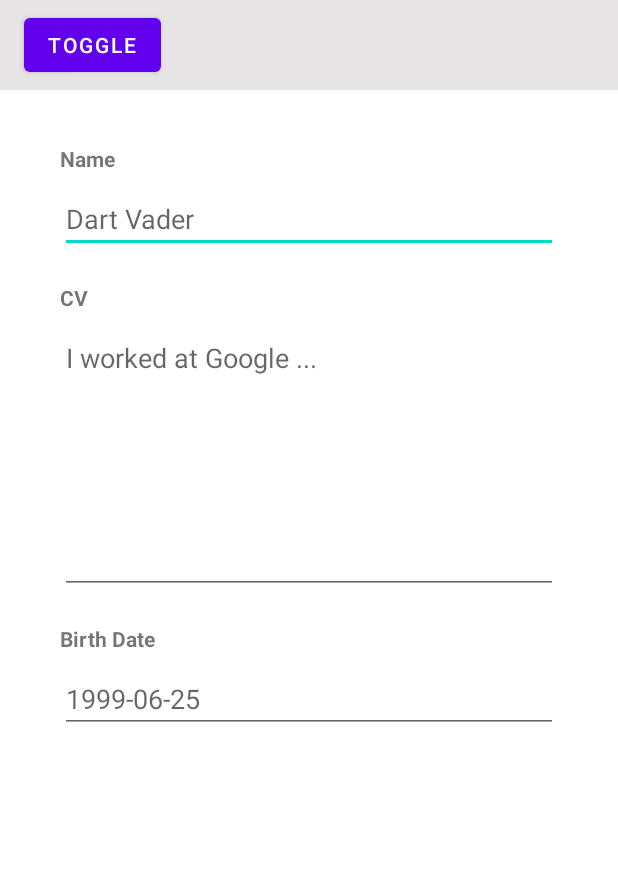
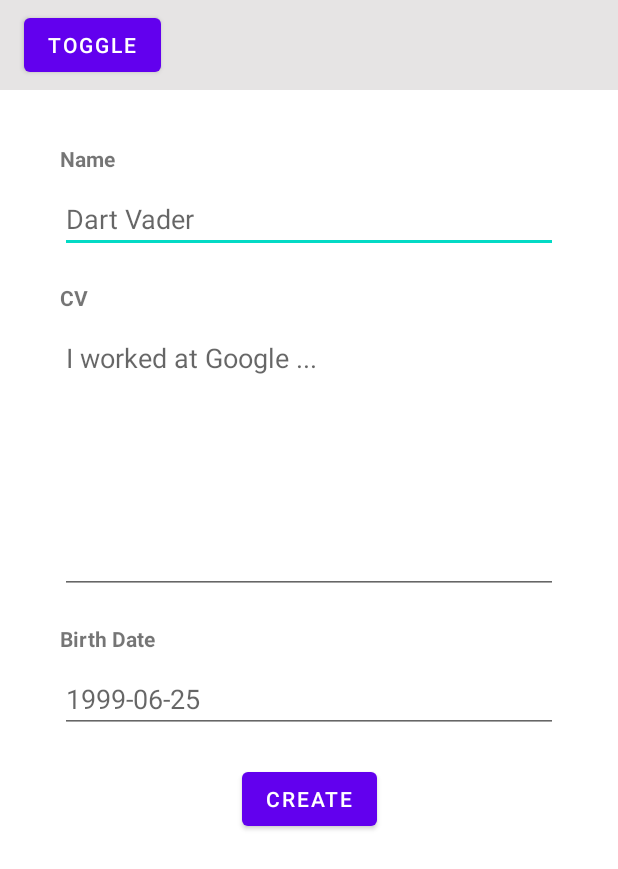
Before and after one commit to Loksli17/MobileJava-only-client-, an Android app: the WorkerAddActivity screen opened directly, with no data from a screen before it, on a phone screen of 412 x 824 dp. Shown: the top 869 px of the screen. Run offline under Robolectric (Android 15) with nearby library versions, the phone set to English and light mode, and no system bars.

Commit message:
worker add

```diff
--- a/app/src/main/java/com/example/databaseapp/WorkerAddActivity.java
+++ b/app/src/main/java/com/example/databaseapp/WorkerAddActivity.java
@@ -2,21 +2,43 @@ package com.example.databaseapp;
 
 import androidx.appcompat.app.AppCompatActivity;
 
+import android.content.Intent;
+import android.os.AsyncTask;
 import android.os.Bundle;
+import android.widget.Button;
+import android.widget.EditText;
 
+import com.example.databaseapp.Database.DbWorkers;
 import com.example.databaseapp.Fragments.MenuFragment;
 import com.example.databaseapp.Fragments.WorkerForm;
+import com.example.databaseapp.Worker.Worker;
+import com.example.databaseapp.Worker.WorkerBuilder;
+
+import java.text.ParsePosition;
+import java.text.SimpleDateFormat;
 
 
 public class WorkerAddActivity extends AppCompatActivity {
 
+    DbWorkers workerDbConn;
+    Button btn;
+
+    EditText nameView;
+    EditText dateView;
+    EditText cvView;
 
     @Override
     protected void onCreate(Bundle savedInstanceState) {
         super.onCreate(savedInstanceState);
         setContentView(R.layout.activity_worker_add);
 
+        workerDbConn = new DbWorkers(this);
+
+        this.initMenu();
         this.createWorkerViewFragment();
+        btn = findViewById(R.id.workerAddDoBtn);
+
+        this.bindCreateBtn();
     }
 
 
@@ -31,8 +53,6 @@ public class WorkerAddActivity extends AppCompatActivity {
         getSupportFragmentManager().beginTransaction()
                 .add(R.id.addFormWorkerWrap, form)
                 .commit();
-
-        this.initMenu();
     }
 
 
@@ -45,5 +65,34 @@ public class WorkerAddActivity extends AppCompatActivity {
                 .commit();
     }
 
+    private void bindCreateBtn(){
+        btn.setOnClickListener(v -> {
+            SimpleDateFormat formatter = new SimpleDateFormat("yyyy-MM-dd");
+
+            nameView = findViewById(R.id.workerNameInput);
+            cvView   = findViewById(R.id.workerCvInput);
+            dateView = findViewById(R.id.workerDateInput);
+
+            Worker worker = new WorkerBuilder()
+                    .setDateBorn(formatter.parse(dateView.getText().toString(), new ParsePosition(0)))
+                    .setCv(cvView.getText().toString())
+                    .setName(nameView.getText().toString())
+                    .setImg("image4")
+                    .setPositionId(1)
+                    .getWorker();
+
+
+            AsyncTask.execute(() -> {
+                this.workerDbConn.insert(worker);
+
+                runOnUiThread(() -> {
+                    Intent intent = new Intent(WorkerAddActivity.this, MainActivity.class);
+                    startActivity(intent);
+                });
+            });
+
+        });
+    }
+
 
 }
--- a/app/src/main/res/layout/activity_worker_add.xml
+++ b/app/src/main/res/layout/activity_worker_add.xml
@@ -5,6 +5,16 @@
     android:layout_width="match_parent"
     android:layout_height="match_parent"
     tools:context=".WorkerAddActivity">
+
+    <Button
+        android:id="@+id/workerAddDoBtn"
+        android:layout_width="wrap_content"
+        android:layout_height="wrap_content"
+        android:layout_marginTop="20dp"
+        android:text="Create"
+        app:layout_constraintEnd_toEndOf="parent"
+        app:layout_constraintStart_toStartOf="parent"
+        app:layout_constraintTop_toBottomOf="@+id/addFormWorkerWrap" />
 
     <androidx.constraintlayout.widget.ConstraintLayout
         android:id="@+id/addFormWorkerWrap"
@@ -25,8 +35,10 @@
         android:layout_height="match_parent"
         app:layout_constraintBottom_toBottomOf="parent"
         app:layout_constraintEnd_toEndOf="parent"
+        app:layout_constraintHorizontal_bias="0.0"
         app:layout_constraintStart_toStartOf="parent"
-        app:layout_constraintTop_toTopOf="parent">
+        app:layout_constraintTop_toTopOf="parent"
+        app:layout_constraintVertical_bias="0.0">
 
     </androidx.constraintlayout.widget.ConstraintLayout>
 
```
